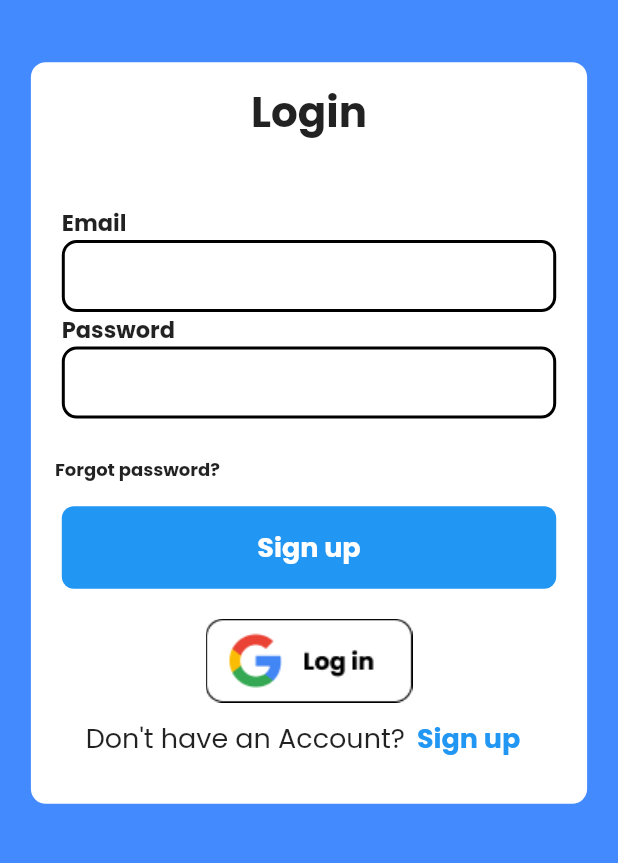
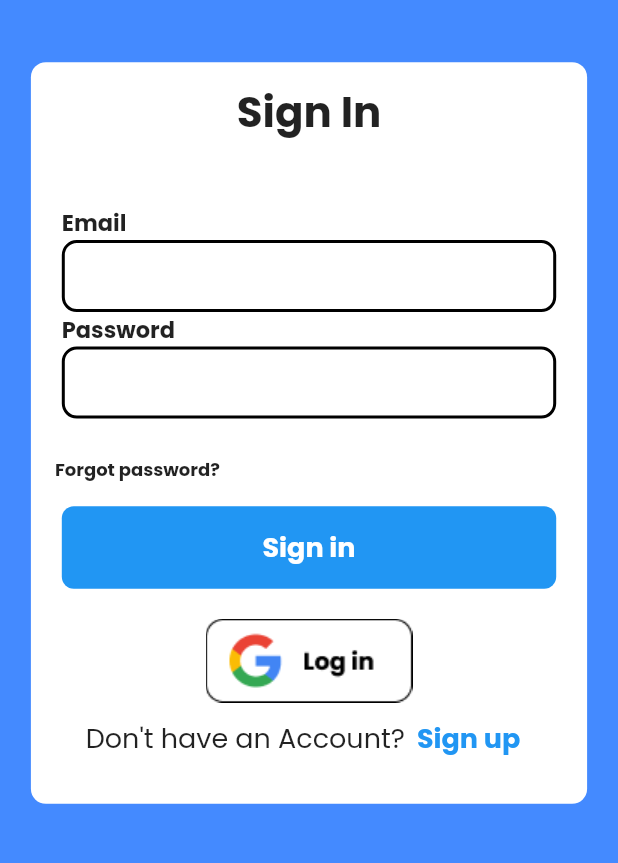
Before and after one commit to Hafeedpkl/RidiGo_App-community_for_Riders, a Flutter app: the screen it shows after launch, on a phone screen of 412 x 824 dp, the part 290-1153 px from its top. Run offline on Flutter 3.47's test engine with Material 2 defaults, Android fonts, the phone set to English and light mode, and no system bars; our stand-ins replace firebase_auth, firebase_core, google_fonts; missing offline and left inert: intro_screen_onboarding_flutter; accounts and stored records are empty.

Commit message:
simple login completed

```diff
--- a/lib/main.dart
+++ b/lib/main.dart
@@ -1,5 +1,7 @@
+import 'package:firebase_auth/firebase_auth.dart';
 import 'package:flutter/material.dart';
 import 'package:firebase_core/firebase_core.dart';
+import 'package:ridigo/views/home%20screen/home_page.dart';
 import 'package:ridigo/views/intro%20screen/intro_screen.dart';
 import 'package:ridigo/views/signup/authentication_page.dart';
 
@@ -20,6 +22,13 @@
         theme: ThemeData(
           primarySwatch: Colors.blue,
         ),
-        home: AuthScreen());
+        home: StreamBuilder<User?>(
+            stream: FirebaseAuth.instance.authStateChanges(),
+            builder: (context, snapshot) {
+              if (snapshot.hasData) {
+                return HomeScreen();
+              }
+              return AuthScreen();
+            }));
   }
 }
--- a/lib/views/signup/widget/login_widget.dart
+++ b/lib/views/signup/widget/login_widget.dart
@@ -20,7 +20,7 @@
         children: [
           SizedBox(height: size.width * 0.03),
           Text(
-            'Login',
+            'Sign In',
             style:
                 GoogleFonts.poppins(fontSize: 28, fontWeight: FontWeight.bold),
           ),
@@ -39,9 +39,10 @@
                   ),
                   TextFormField(
                     controller: emailController,
-                    keyboardType: TextInputType.emailAddress,
+                    textInputAction: TextInputAction.next,
                     decoration: InputDecoration(
-                        contentPadding: const EdgeInsets.symmetric(vertical: 4),
+                        contentPadding: const EdgeInsets.symmetric(
+                            vertical: 4, horizontal: 5),
                         enabledBorder: OutlineInputBorder(
                           borderRadius: BorderRadius.circular(10),
                           borderSide: const BorderSide(
@@ -59,12 +60,13 @@
                     style: GoogleFonts.poppins(
                         fontSize: 15, fontWeight: FontWeight.bold),
                   ),
-                  TextField(
+                  TextFormField(
                     controller: passwordController,
                     obscureText: true,
-                    keyboardType: TextInputType.visiblePassword,
+                    textInputAction: TextInputAction.done,
                     decoration: InputDecoration(
-                        contentPadding: const EdgeInsets.symmetric(vertical: 4),
+                        contentPadding: const EdgeInsets.symmetric(
+                            vertical: 4, horizontal: 5),
                         enabledBorder: OutlineInputBorder(
                           borderRadius: BorderRadius.circular(10),
                           borderSide: const BorderSide(
@@ -98,9 +100,9 @@
             width: size.width * 0.8,
             height: 55,
             child: MaterialButton(
-              onPressed: () {},
+              onPressed: signIn,
               child: Text(
-                'Sign up',
+                'Sign in',
                 style: GoogleFonts.poppins(
                     fontWeight: FontWeight.bold,
                     fontSize: 18,
@@ -136,7 +138,7 @@
     );
   }
 
-  Future LogIn() async {
+  Future signIn() async {
     await FirebaseAuth.instance.signInWithEmailAndPassword(
         email: emailController.text.trim(),
         password: passwordController.text.trim());
```
Also changed, not shown: lib/views/home screen/home_page.dart (+20 -1 lines).
